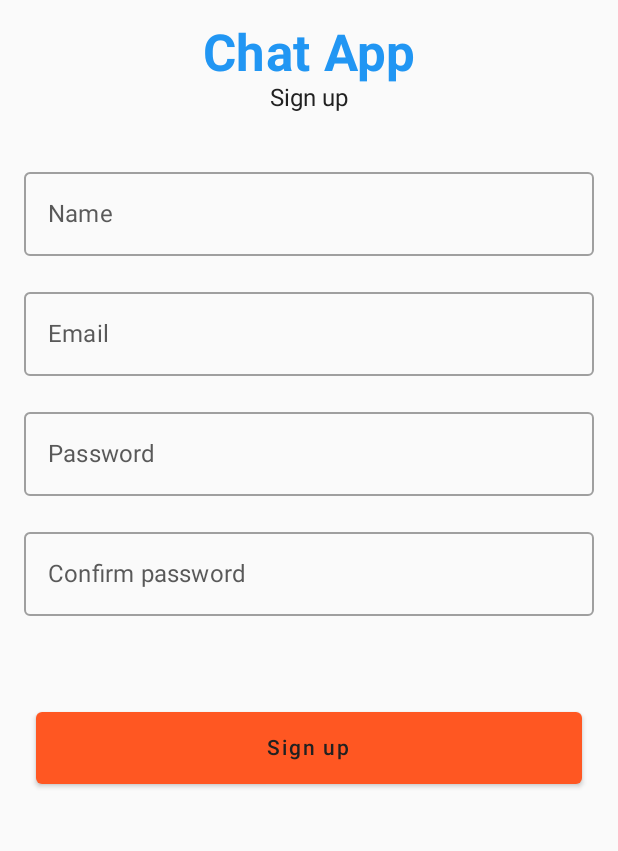
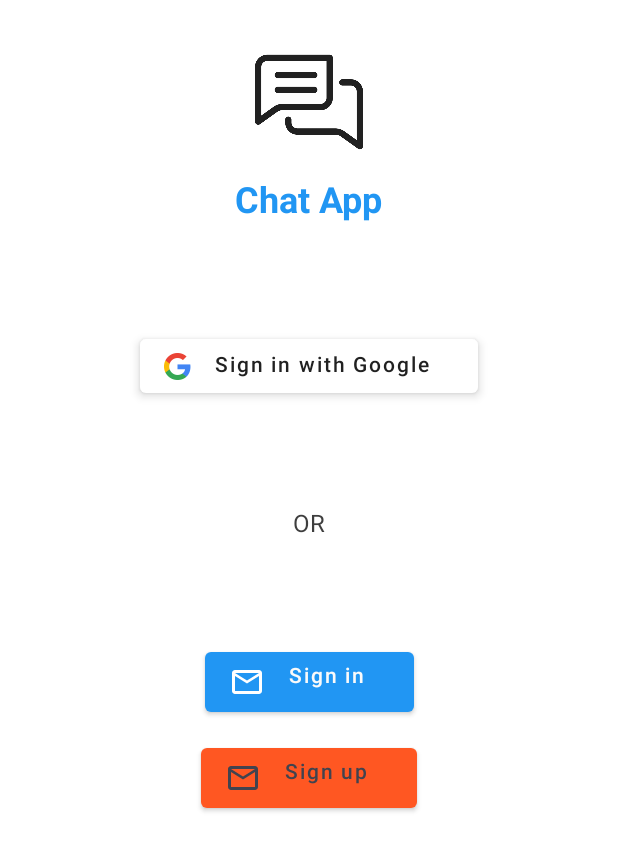
Before and after one commit to androiddevnotesforks/Chat-App, an Android app built with Jetpack Compose: the screen it shows after launch (SignUpActivity before the commit, RegistrationActivity after it), on a phone screen of 412 x 824 dp. Shown: the top 851 px of the screen. Run offline under Robolectric (Android 15) with nearby library versions, the phone set to English and light mode, and no system bars; our stand-ins replace Dagger/Hilt's generated code, Firebase (no records; nobody signed in at launch, a user with empty details on screens opened directly).

Commit message:
main registartion activity

```diff
--- a/app/build.gradle
+++ b/app/build.gradle
@@ -64,6 +64,7 @@ dependencies {
     implementation 'androidx.activity:activity-compose:1.4.0'
     implementation 'com.google.firebase:firebase-messaging-ktx:23.0.1'
     implementation 'com.google.firebase:firebase-database-ktx:20.0.4'
+    implementation 'com.google.android.gms:play-services-auth:20.1.0'
     testImplementation 'junit:junit:4.13.2'
     androidTestImplementation 'androidx.test.ext:junit:1.1.3'
     androidTestImplementation 'androidx.test.espresso:espresso-core:3.4.0'
--- a/app/src/main/AndroidManifest.xml
+++ b/app/src/main/AndroidManifest.xml
@@ -63,6 +63,12 @@
                 <category android:name="android.intent.category.LAUNCHER" />
             </intent-filter>
         </activity>
+
+
+        <activity android:name=".ui.RegistrationActivity"
+            android:exported="false"
+            android:theme="@style/Theme.ChatApp"/>
+
     </application>
 
 </manifest>
--- /dev/null
+++ b/app/src/main/java/com/devwarex/chatapp/RegistrationViewModel.kt
@@ -0,0 +1,77 @@
+package com.devwarex.chatapp
+
+import android.util.Log
+import androidx.lifecycle.LiveData
+import androidx.lifecycle.MutableLiveData
+import androidx.lifecycle.ViewModel
+import com.devwarex.chatapp.models.UserModel
+import com.devwarex.chatapp.repos.UpdateTokenRepo
+import com.devwarex.chatapp.ui.signUp.SignUpUiState
+import com.devwarex.chatapp.utility.Paths
+import com.google.android.gms.auth.api.signin.GoogleSignInAccount
+import com.google.firebase.auth.GoogleAuthProvider
+import com.google.firebase.auth.ktx.auth
+import com.google.firebase.firestore.ktx.firestore
+import com.google.firebase.ktx.Firebase
+import dagger.hilt.android.lifecycle.HiltViewModel
+import javax.inject.Inject
+
+@HiltViewModel
+class RegistrationViewModel @Inject constructor(): ViewModel(){
+
+    private val _signIn = MutableLiveData<Boolean>()
+    val signIn: LiveData<Boolean> get() = _signIn
+    private val _signUp = MutableLiveData<Boolean>()
+    val signUp: LiveData<Boolean> get() = _signUp
+    private val _googleSignIn = MutableLiveData<Boolean>()
+    val googleSignIn: LiveData<Boolean> get() = _googleSignIn
+    private val _isSucceed = MutableLiveData(false)
+    val isSucceed: LiveData<Boolean> get() = _isSucceed
+
+    fun toSignIn(){
+        _signIn.value = true
+    }
+
+    fun toSignUp(){
+        _signUp.value = true
+    }
+
+    fun signInWithGoogle(){
+        _googleSignIn.value = true
+    }
+    fun clearListeners(){
+        _signIn.value = false
+        _signUp.value = false
+        _googleSignIn.value = false
+    }
+
+
+    fun signingWithGoogle(account: GoogleSignInAccount){
+        val credential = GoogleAuthProvider.getCredential(account.idToken,null)
+        Firebase.auth.signInWithCredential(credential)
+            .addOnSuccessListener { task ->
+                if (task.user != null){
+                    saveUser(uid = task.user!!.uid, account = account)
+                }
+
+            }.addOnFailureListener { Log.e("google",it.message!!) }
+
+    }
+
+    private fun saveUser(uid: String,account: GoogleSignInAccount){
+        val db = Firebase.firestore
+        db.collection(Paths.USERS)
+            .document(uid)
+            .set(
+                UserModel(
+                    uid = uid,
+                    email = account.email ?: "",
+                    name = account.displayName ?: "",
+                    img = account.photoUrl.toString()
+                )
+            ).addOnCompleteListener {
+                _isSucceed.value = it.isSuccessful
+                UpdateTokenRepo.updateToken()
+            }
+    }
+}
--- a/app/src/main/java/com/devwarex/chatapp/ui/MainActivity.kt
+++ b/app/src/main/java/com/devwarex/chatapp/ui/MainActivity.kt
@@ -35,7 +35,7 @@ class MainActivity : ComponentActivity() {
 
         val user = Firebase.auth.currentUser
         if (user == null){
-            val signUp = Intent(this, SignUpActivity::class.java)
+            val signUp = Intent(this, RegistrationActivity::class.java)
             startActivity(signUp)
             finish()
         }else{
--- /dev/null
+++ b/app/src/main/java/com/devwarex/chatapp/ui/RegistrationActivity.kt
@@ -0,0 +1,222 @@
+package com.devwarex.chatapp.ui
+
+import android.content.Intent
+import android.os.Bundle
+import android.util.Log
+import androidx.activity.ComponentActivity
+import androidx.activity.compose.setContent
+import androidx.activity.result.ActivityResultLauncher
+import androidx.activity.result.contract.ActivityResultContracts
+import androidx.activity.viewModels
+import androidx.compose.foundation.Image
+import androidx.compose.foundation.ScrollState
+import androidx.compose.foundation.background
+import androidx.compose.foundation.layout.*
+import androidx.compose.foundation.verticalScroll
+import androidx.compose.material.*
+import androidx.compose.runtime.Composable
+import androidx.compose.ui.Alignment.Companion.CenterHorizontally
+import androidx.compose.ui.Modifier
+import androidx.compose.ui.res.painterResource
+import androidx.compose.ui.res.stringResource
+import androidx.compose.ui.text.font.FontWeight
+import androidx.compose.ui.unit.dp
+import androidx.hilt.navigation.compose.hiltViewModel
+import com.devwarex.chatapp.R
+import com.devwarex.chatapp.RegistrationViewModel
+import com.devwarex.chatapp.ui.signIn.SignInActivity
+import com.devwarex.chatapp.ui.signUp.SignUpActivity
+import com.devwarex.chatapp.ui.theme.ChatAppTheme
+import com.devwarex.chatapp.ui.theme.LightBlack
+import com.devwarex.chatapp.utility.Paths
+import com.google.android.gms.auth.api.identity.BeginSignInRequest
+import com.google.android.gms.auth.api.identity.Identity
+import com.google.android.gms.auth.api.identity.SignInClient
+import com.google.android.gms.auth.api.signin.GoogleSignIn
+import com.google.android.gms.auth.api.signin.GoogleSignInClient
+import com.google.android.gms.auth.api.signin.GoogleSignInOptions
+import com.google.android.gms.common.api.ApiException
+import com.google.firebase.auth.ktx.auth
+import com.google.firebase.ktx.Firebase
+import dagger.hilt.android.AndroidEntryPoint
+
+@AndroidEntryPoint
+class RegistrationActivity : ComponentActivity() {
+
+    private lateinit var mGoogleSignInLauncher: ActivityResultLauncher<Intent>
+    private lateinit var mGoogleSignInClient: GoogleSignInClient
+    private  val viewModel: RegistrationViewModel by viewModels()
+    override fun onCreate(savedInstanceState: Bundle?) {
+        super.onCreate(savedInstanceState)
+        setContent {
+            ChatAppTheme() {
+                Surface(
+                    modifier = Modifier
+                        .background(MaterialTheme.colors.background)
+                        .fillMaxSize()
+                ) { MainScreen() }
+            }
+        }
+
+        viewModel.signIn.observe(this,this::toSignIn)
+        viewModel.signUp.observe(this,this::toSignUp)
+        viewModel.googleSignIn.observe(this,this::signInWithGoogle)
+        prepareGoogleLauncher()
+        val gso = GoogleSignInOptions.Builder(GoogleSignInOptions.DEFAULT_SIGN_IN)
+            .requestIdToken(Paths.FIREBASE_CLIENT_ID)
+            .requestEmail()
+            .requestProfile()
+            .build()
+        mGoogleSignInClient = GoogleSignIn.getClient(this,gso)
+        viewModel.isSucceed.observe(this){
+            if (it) {
+                val homeIntent = Intent(this, MainActivity::class.java)
+                startActivity(homeIntent)
+                finish()
+            }
+        }
+
+    }
+
+
+
+    override fun onResume() {
+        super.onResume()
+        val user = Firebase.auth.currentUser
+        if (user != null){
+            finish()
+        }
+    }
+
+    private fun toSignUp(b: Boolean){
+        if (b){
+            val signUpIntent = Intent(this,SignUpActivity::class.java)
+            startActivity(signUpIntent)
+            viewModel.clearListeners()
+        }
+    }
+
+    private fun toSignIn(b: Boolean){
+        if (b){
+            val signInIntent = Intent(this,SignInActivity::class.java)
+            startActivity(signInIntent)
+            viewModel.clearListeners()
+        }
+    }
+
+    private fun signInWithGoogle(b: Boolean){
+        if (b){
+            val googleSignInIntent = mGoogleSignInClient.signInIntent
+            mGoogleSignInLauncher.launch(googleSignInIntent)
+            viewModel.clearListeners()
+        }
+    }
+
+    private fun prepareGoogleLauncher(){
+        mGoogleSignInLauncher = registerForActivityResult(
+            ActivityResultContracts.StartActivityForResult()){ result ->
+            if (result.resultCode == RESULT_OK){
+                Log.e("launcher","${result.resultCode}")
+                val task = GoogleSignIn.getSignedInAccountFromIntent(result.data)
+                try {
+                    val account = task.getResult(ApiException::class.java)
+                    viewModel.signingWithGoogle(account)
+                    Log.d("google_sign_in","${account.email}, ${account.displayName}\n ${account.idToken}")
+                }catch (e: ApiException){
+                    Log.e("google_sign_in",e.message!!)
+                }
+            }else{
+                Log.e("launcher","${result.resultCode}")
+            }
+        }
+    }
+}
+
+
+@Composable
+fun MainScreen(){
+    val viewModel = hiltViewModel<RegistrationViewModel>()
+    Column(modifier = Modifier.verticalScroll(state = ScrollState(0))) {
+        Icon(
+            painter = painterResource(id = R.drawable.logo),
+            contentDescription = "app logo",
+            modifier = Modifier
+                .padding(top = 32.dp)
+                .align(CenterHorizontally)
+                .size(72.dp),
+            tint = MaterialTheme.colors.onSurface
+        )
+        Text(
+            text = stringResource(id = R.string.app_name),
+            color = MaterialTheme.colors.primary,
+            style = MaterialTheme.typography.h5,
+            modifier = Modifier
+                .align(CenterHorizontally)
+                .padding(top = 16.dp),
+            fontWeight = FontWeight.Bold
+
+        )
+        Spacer(modifier = Modifier.padding(top = 72.dp))
+        Button(
+            onClick = { viewModel.signInWithGoogle() },
+            elevation = ButtonDefaults.elevation(4.dp),
+            colors = ButtonDefaults.buttonColors(
+                backgroundColor = MaterialTheme.colors.surface
+            ),
+            modifier = Modifier.align(CenterHorizontally)
+        ) {
+            Row() {
+                Image(
+                    painter = painterResource(id = R.drawable.googleg_standard_color_18),
+                    contentDescription = "google icon"
+                )
+                Text(
+                    text = stringResource(id = R.string.google_sign_in_title),
+                    modifier = Modifier.padding(start = 16.dp, end = 16.dp)
+                )
+            }
+        }
+
+        Spacer(modifier = Modifier.padding(top = 72.dp))
+        Text(text = stringResource(id = R.string.or_title), modifier = Modifier.align(CenterHorizontally))
+        Spacer(modifier = Modifier.padding(top = 72.dp))
+        Button(
+            onClick = { viewModel.toSignIn() },
+            modifier = Modifier.align(CenterHorizontally)
+        ) {
+            Row() {
+                Icon(
+                    painter = painterResource(id = R.drawable.ic_email),
+                    contentDescription = "email sign in",
+                    tint = MaterialTheme.colors.onBackground
+                )
+                Text(
+                    text = stringResource(id = R.string.sign_in_title),
+                    modifier = Modifier.padding(start = 16.dp, end = 16.dp)
+                )
+            }
+        }
+
+        Spacer(modifier = Modifier.padding(top = 16.dp))
+        Button(
+            onClick = { viewModel.toSignUp() },
+            modifier = Modifier.align(CenterHorizontally),
+            colors = ButtonDefaults.buttonColors(
+                backgroundColor = MaterialTheme.colors.secondary
+            )
+        ) {
+            Row() {
+                Icon(
+                    painter = painterResource(id = R.drawable.ic_email),
+                    contentDescription = "email sign up",
+                    tint = LightBlack
+                )
+                Text(
+                    text = stringResource(id = R.string.sign_up_title),
+                    modifier = Modifier.padding(start = 16.dp, end = 16.dp),
+                    color = LightBlack
+                )
+            }
+        }
+    }
+}
--- a/app/src/main/java/com/devwarex/chatapp/ui/conversation/ConversationActivity.kt
+++ b/app/src/main/java/com/devwarex/chatapp/ui/conversation/ConversationActivity.kt
@@ -126,7 +126,7 @@ fun MainLayoutScreen(modifier: Modifier = Modifier){
                         Text(
                             text = user?.name ?: "Name",
                             style = MaterialTheme.typography.h5,
-                            color = MaterialTheme.colors.onPrimary
+                            color = MaterialTheme.colors.onSurface
                         )
                         Text(
                             text = if (availability && typing) stringResource(id = R.string.typing_name)
--- a/app/src/main/java/com/devwarex/chatapp/ui/signIn/SignInActivity.kt
+++ b/app/src/main/java/com/devwarex/chatapp/ui/signIn/SignInActivity.kt
@@ -23,6 +23,7 @@ import androidx.compose.ui.tooling.preview.Preview
 import androidx.compose.ui.unit.dp
 import androidx.hilt.navigation.compose.hiltViewModel
 import com.devwarex.chatapp.R
+import com.devwarex.chatapp.ui.MainActivity
 import com.devwarex.chatapp.ui.conversation.ConversationActivity
 import com.devwarex.chatapp.ui.signUp.*
 import com.devwarex.chatapp.ui.theme.ChatAppTheme
@@ -46,7 +47,7 @@ class SignInActivity : ComponentActivity() {
             val viewModel: SignInViewModel by viewModels()
             viewModel.isSucceed.observe(this){
                 if (it){
-                    val homeIntent = Intent(this, ConversationActivity::class.java)
+                    val homeIntent = Intent(this, MainActivity::class.java)
                     startActivity(homeIntent)
                     finish()
                 }
--- a/app/src/main/java/com/devwarex/chatapp/ui/signUp/SignUpActivity.kt
+++ b/app/src/main/java/com/devwarex/chatapp/ui/signUp/SignUpActivity.kt
@@ -23,6 +23,7 @@ import androidx.compose.ui.tooling.preview.Preview
 import androidx.compose.ui.unit.dp
 import androidx.hilt.navigation.compose.hiltViewModel
 import com.devwarex.chatapp.R
+import com.devwarex.chatapp.ui.MainActivity
 import com.devwarex.chatapp.ui.conversation.ConversationActivity
 import com.devwarex.chatapp.ui.theme.ChatAppTheme
 import com.devwarex.chatapp.ui.theme.DarkBackground
@@ -48,7 +49,7 @@ class SignUpActivity : ComponentActivity() {
         val viewModel: SignUpViewModel by viewModels()
         viewModel.isSucceed.observe(this){
             if (it) {
-                val homeIntent = Intent(this, ConversationActivity::class.java)
+                val homeIntent = Intent(this, MainActivity::class.java)
                 startActivity(homeIntent)
                 finish()
             }
--- a/app/src/main/java/com/devwarex/chatapp/utility/Paths.kt
+++ b/app/src/main/java/com/devwarex/chatapp/utility/Paths.kt
@@ -8,6 +8,7 @@ class Paths {
         const val MESSAGES: String = "messages"
         const val CHATS: String = "chats"
         const val DM: String = "dm"
+        const val FIREBASE_CLIENT_ID: String = "69485041913-46t2p7dnlungi0md8mi6e1s1ug74eso0.apps.googleusercontent.com"
 
         const val DATABASE_URL: String = "https://chat-app-50546-default-rtdb.europe-west1.firebasedatabase.app/"
         const val FCM_URL = "https://fcm.googleapis.com/"
--- /dev/null
+++ b/app/src/main/res/drawable/ic_email.xml
@@ -0,0 +1,10 @@
+<vector xmlns:android="http://schemas.android.com/apk/res/android"
+    android:width="24dp"
+    android:height="24dp"
+    android:viewportWidth="24"
+    android:viewportHeight="24"
+    android:tint="?attr/colorControlNormal">
+  <path
+      android:fillColor="@android:color/white"
+      android:pathData="M22,6c0,-1.1 -0.9,-2 -2,-2L4,4c-1.1,0 -2,0.9 -2,2v12c0,1.1 0.9,2 2,2h16c1.1,0 2,-0.9 2,-2L22,6zM20,6l-8,5 -8,-5h16zM20,18L4,18L4,8l8,5 8,-5v10z"/>
+</vector>
--- a/app/src/main/res/values/strings.xml
+++ b/app/src/main/res/values/strings.xml
@@ -29,4 +29,7 @@
     <string name="add_title">Add</string>
     <string name="enter_email_title">Enter email</string>
     <string name="user_added">User added</string>
+    <string name="or_title">OR</string>
+    <string name="google_sign_in_title">Sign in with Google</string>
+
 </resources>
```
Also changed, not shown: app/src/main/java/com/devwarex/chatapp/models/UserModel.kt (+12 -0 lines), app/src/main/res/drawable/logo.png (added).
